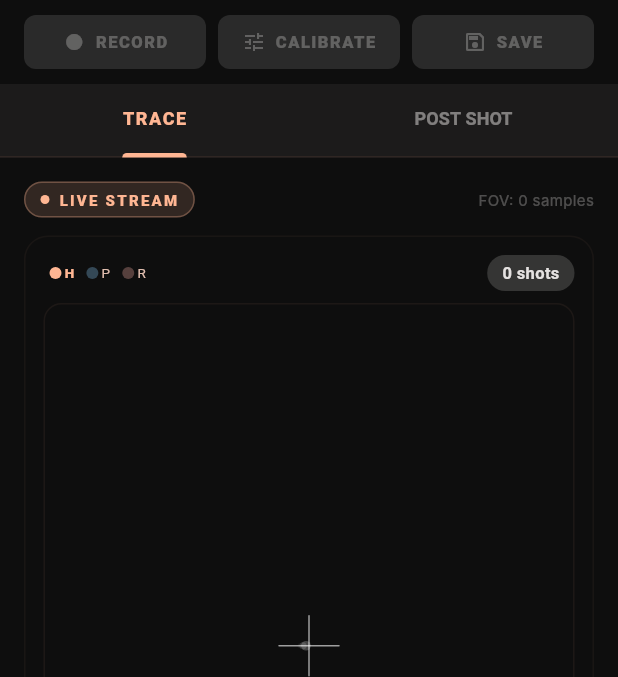
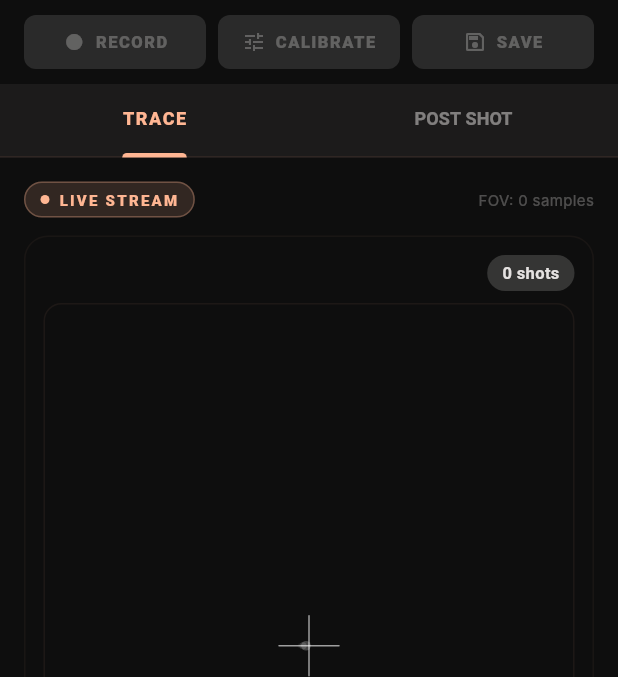
Before and after one commit to Aydinerrizqu/STASYS, a Flutter app: the MainScreen screen opened directly, item 2 of the bottom bar chosen, on a phone screen of 412 x 824 dp, the part 84-761 px from its top. Run offline on Flutter 3.47's test engine with Material 3 defaults, Android fonts, the phone set to English and light mode, and no system bars; our stand-ins replace flutter_bluetooth_serial, go_router, permission_handler, share_plus, shared_preferences, sqflite and 1 more; accounts and stored records are empty; Roboto replaces fonts that are missing (Inter, Manrope).

Commit message:
ui(live-tracking): hide phase score row

```diff
--- a/ssa_app/lib/widgets/muzzle_trace_widget.dart
+++ b/ssa_app/lib/widgets/muzzle_trace_widget.dart
@@ -57,7 +57,6 @@ class _MuzzleTraceWidgetState extends State<MuzzleTraceWidget>
   static const double _liveDotSensitivity = 0.08;
 
   // --- Phase coloring ---
-  bool _isHold = true;
   bool _isPress = false;
   bool _isRecoil = false;
 
@@ -215,7 +214,6 @@ class _MuzzleTraceWidgetState extends State<MuzzleTraceWidget>
 
     // Phase detection from shot state
     if (_lastShot != null) {
-      _isHold = false;
       _isPress = false;
       _isRecoil = true;
       _phaseResetTimer?.cancel();
@@ -223,7 +221,6 @@ class _MuzzleTraceWidgetState extends State<MuzzleTraceWidget>
         if (mounted) {
           setState(() {
             _isRecoil = false;
-            _isHold = true;
           });
         }
       });
@@ -233,7 +230,6 @@ class _MuzzleTraceWidgetState extends State<MuzzleTraceWidget>
     if (provider.latestShot != null && provider.latestShot != _lastShot) {
       _lastShot = provider.latestShot;
       _shotCount++;
-      _isHold = false;
       _isPress = false;
       _isRecoil = true;
       _phaseResetTimer?.cancel();
@@ -241,7 +237,6 @@ class _MuzzleTraceWidgetState extends State<MuzzleTraceWidget>
         if (mounted) {
           setState(() {
             _isRecoil = false;
-            _isHold = true;
           });
         }
       });
@@ -271,9 +266,6 @@ class _MuzzleTraceWidgetState extends State<MuzzleTraceWidget>
             children: [
               Row(
                 children: [
-                  _PhaseDot('H', _holdColor, _isHold),
-                  _PhaseDot('P', _pressColor, _isPress),
-                  _PhaseDot('R', _recoilColor, _isRecoil),
                   const Spacer(),
                   Container(
                     padding: const EdgeInsets.symmetric(
@@ -328,109 +320,10 @@ class _MuzzleTraceWidgetState extends State<MuzzleTraceWidget>
                 ),
               ),
               const SizedBox(height: 8),
-              if (_lastShot != null) _buildScoreRow(_lastShot!),
             ],
           ),
         );
       },
-    );
-  }
-
-  Widget _buildScoreRow(ShotResult shot) {
-    return Container(
-      padding: const EdgeInsets.symmetric(vertical: 6, horizontal: 12),
-      decoration: BoxDecoration(
-        color: StsysTheme.surfaceContainerLow,
-        borderRadius: BorderRadius.circular(8),
-        border: Border.all(
-          color: StsysTheme.outlineVariant.withValues(alpha: 0.15),
-        ),
-      ),
-      child: Row(
-        mainAxisAlignment: MainAxisAlignment.spaceAround,
-        children: [
-          _scoreChip('HOLD', shot.holdScore, _holdColor),
-          Container(
-            width: 1,
-            height: 28,
-            color: StsysTheme.outlineVariant.withValues(alpha: 0.2),
-          ),
-          _scoreChip('PRESS', shot.pressScore, _pressColor),
-          Container(
-            width: 1,
-            height: 28,
-            color: StsysTheme.outlineVariant.withValues(alpha: 0.2),
-          ),
-          _scoreChip('RECOIL', shot.recoilScore, _recoilColor),
-        ],
-      ),
-    );
-  }
-
-  Widget _scoreChip(String label, double score, Color color) {
-    return Column(
-      mainAxisSize: MainAxisSize.min,
-      children: [
-        Text(
-          label,
-          style: TextStyle(
-            fontFamily: 'Inter',
-            fontSize: 8,
-            letterSpacing: 1,
-            color: color.withValues(alpha: 0.7),
-          ),
-        ),
-        Text(
-          score.toInt().toString(),
-          style: TextStyle(
-            fontFamily: 'Manrope',
-            fontSize: 14,
-            fontWeight: FontWeight.w800,
-            color: color,
-          ),
-        ),
-      ],
-    );
-  }
-}
-
-// ============================================
-// PHASE DOT INDICATOR
-// ============================================
-class _PhaseDot extends StatelessWidget {
-  final String label;
-  final Color color;
-  final bool active;
-
-  const _PhaseDot(this.label, this.color, this.active);
-
-  @override
-  Widget build(BuildContext context) {
-    return Padding(
-      padding: const EdgeInsets.symmetric(horizontal: 4),
-      child: Row(
-        mainAxisSize: MainAxisSize.min,
-        children: [
-          Container(
-            width: 8,
-            height: 8,
-            decoration: BoxDecoration(
-              shape: BoxShape.circle,
-              color: active ? color : color.withValues(alpha: 0.3),
-            ),
-          ),
-          const SizedBox(width: 2),
-          Text(
-            label,
-            style: TextStyle(
-              fontFamily: 'Manrope',
-              fontSize: 9,
-              fontWeight: active ? FontWeight.w800 : FontWeight.w400,
-              color: active ? color : StsysTheme.onSurfaceVariant,
-            ),
-          ),
-        ],
-      ),
     );
   }
 }
```
